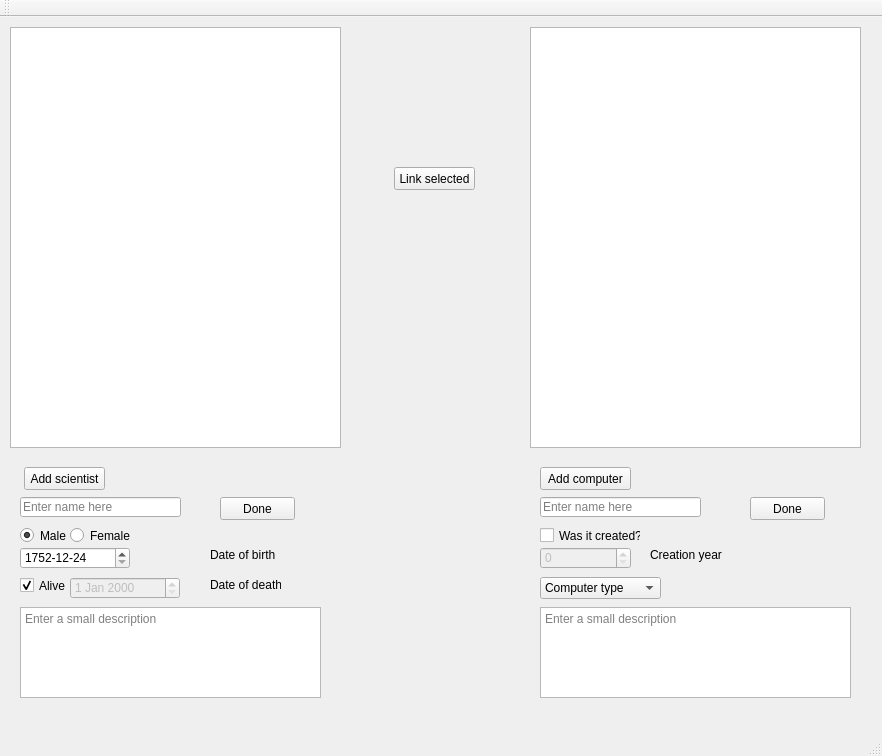
Before: the Qt Designer form threeWeek/verklegtSkil3/mainwindow.ui in Sigurdurhelga/verkefni_threeWeek, drawn with Qt 5.
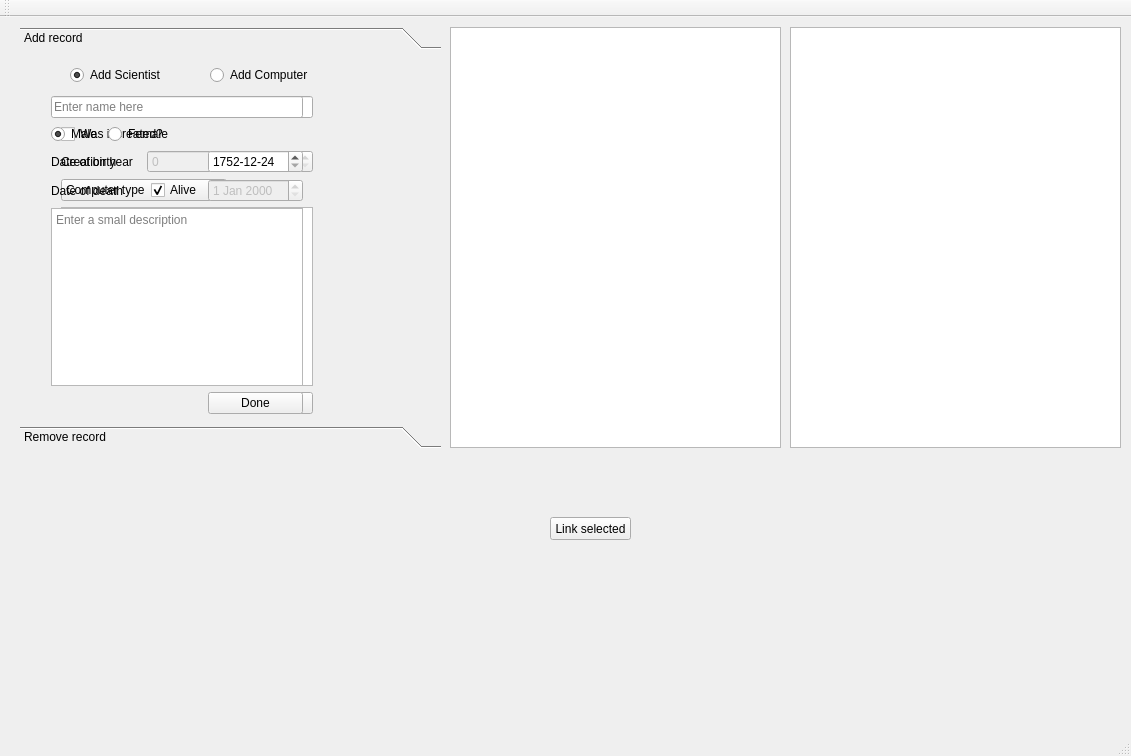
After: the same form once the commit is applied. The open tabs and pages were chosen to show the change.

```diff
--- a/threeWeek/verklegtSkil3/mainwindow.ui
+++ b/threeWeek/verklegtSkil3/mainwindow.ui
@@ -6,7 +6,7 @@
    <rect>
     <x>0</x>
     <y>0</y>
-    <width>882</width>
+    <width>1131</width>
     <height>756</height>
    </rect>
   </property>
@@ -14,20 +14,10 @@
    <string>MainWindow</string>
   </property>
   <widget class="QWidget" name="centralWidget">
-   <widget class="QTableWidget" name="listOfSci">
-    <property name="geometry">
-     <rect>
-      <x>10</x>
-      <y>10</y>
-      <width>331</width>
-      <height>421</height>
-     </rect>
-    </property>
-   </widget>
    <widget class="QTableWidget" name="listOfComps">
     <property name="geometry">
      <rect>
-      <x>530</x>
+      <x>790</x>
       <y>10</y>
       <width>331</width>
       <height>421</height>
@@ -37,8 +27,8 @@
    <widget class="QPushButton" name="linkButton">
     <property name="geometry">
      <rect>
-      <x>394</x>
-      <y>150</y>
+      <x>550</x>
+      <y>500</y>
       <width>81</width>
       <height>23</height>
      </rect>
@@ -47,18 +37,156 @@
      <string>Link selected</string>
     </property>
    </widget>
-   <widget class="QPushButton" name="addSciButton">
+   <widget class="QToolBox" name="mainCont">
     <property name="geometry">
      <rect>
-      <x>24</x>
-      <y>450</y>
-      <width>81</width>
-      <height>23</height>
+      <x>20</x>
+      <y>10</y>
+      <width>421</width>
+      <height>421</height>
      </rect>
     </property>
+    <property name="acceptDrops">
+     <bool>false</bool>
+    </property>
+    <property name="currentIndex">
+     <number>1</number>
+    </property>
+    <widget class="QWidget" name="page">
+     <property name="geometry">
+      <rect>
+       <x>0</x>
+       <y>0</y>
+       <width>421</width>
+       <height>367</height>
+      </rect>
+     </property>
+     <attribute name="label">
+      <string>Add record</string>
+     </attribute>
+     <widget class="QRadioButton" name="addSciRad">
+      <property name="geometry">
+       <rect>
+        <x>50</x>
+        <y>10</y>
+        <width>131</width>
+        <height>20</height>
+       </rect>
+      </property>
     <property name="text">
-     <string>Add scientist</string>
-    </property>
+       <string>Add Scientist</string>
+      </property>
+      <property name="checked">
+       <bool>true</bool>
+      </property>
+      <attribute name="buttonGroup">
+       <string notr="true">buttonGroup</string>
+      </attribute>
+     </widget>
+     <widget class="QRadioButton" name="addCompRad">
+      <property name="geometry">
+       <rect>
+        <x>190</x>
+        <y>10</y>
+        <width>111</width>
+        <height>20</height>
+       </rect>
+      </property>
+      <property name="text">
+       <string>Add Computer</string>
+      </property>
+      <attribute name="buttonGroup">
+       <string notr="true">buttonGroup</string>
+      </attribute>
+     </widget>
+     <widget class="QWidget" name="addCompFrame" native="true">
+      <property name="geometry">
+       <rect>
+        <x>30</x>
+        <y>30</y>
+        <width>274</width>
+        <height>340</height>
+       </rect>
+      </property>
+      <layout class="QGridLayout" name="gridLayout">
+       <item row="0" column="0" colspan="3">
+        <widget class="QLineEdit" name="inCompName">
+         <property name="placeholderText">
+          <string>Enter name here</string>
+         </property>
+        </widget>
+       </item>
+       <item row="1" column="0" colspan="2">
+        <widget class="QCheckBox" name="inCompCreated">
+         <property name="text">
+          <string>Was it created?</string>
+         </property>
+        </widget>
+       </item>
+       <item row="2" column="0">
+        <widget class="QLabel" name="label_3">
+         <property name="text">
+          <string>Creation year</string>
+         </property>
+         <property name="buddy">
+          <cstring>inCompYear</cstring>
+         </property>
+        </widget>
+       </item>
+       <item row="2" column="1" colspan="2">
+        <widget class="QSpinBox" name="inCompYear">
+         <property name="enabled">
+          <bool>false</bool>
+         </property>
+        </widget>
+       </item>
+       <item row="4" column="0" colspan="3">
+        <widget class="QTextEdit" name="inCompDesc">
+         <property name="placeholderText">
+          <string>Enter a small description</string>
+         </property>
+        </widget>
+       </item>
+       <item row="5" column="2">
+        <widget class="QPushButton" name="addCompDone">
+         <property name="text">
+          <string>Done</string>
+         </property>
+        </widget>
+       </item>
+       <item row="3" column="0" colspan="2">
+        <widget class="QComboBox" name="inCompType">
+         <property name="currentText">
+          <string>Computer type</string>
+         </property>
+         <item>
+          <property name="text">
+           <string>Computer type</string>
+          </property>
+         </item>
+         <item>
+          <property name="text">
+           <string>Electronical</string>
+          </property>
+         </item>
+         <item>
+          <property name="text">
+           <string>Transistor</string>
+          </property>
+         </item>
+         <item>
+          <property name="text">
+           <string>Mechanical</string>
+          </property>
+         </item>
+         <item>
+          <property name="text">
+           <string>Electromechanical</string>
+          </property>
+         </item>
+        </widget>
+       </item>
+      </layout>
    </widget>
    <widget class="QWidget" name="addSciFrame" native="true">
     <property name="enabled">
@@ -66,21 +194,15 @@
     </property>
     <property name="geometry">
      <rect>
-      <x>10</x>
-      <y>470</y>
-      <width>321</width>
-      <height>221</height>
-     </rect>
-    </property>
+        <x>20</x>
+        <y>30</y>
+        <width>274</width>
+        <height>340</height>
+       </rect>
+      </property>
+      <layout class="QGridLayout" name="gridLayout_2">
+       <item row="0" column="0" colspan="4">
     <widget class="QLineEdit" name="inSciName">
-     <property name="geometry">
-      <rect>
-       <x>10</x>
-       <y>10</y>
-       <width>161</width>
-       <height>20</height>
-      </rect>
-     </property>
      <property name="inputMask">
       <string/>
      </property>
@@ -94,15 +216,9 @@
       <string>Enter name here</string>
      </property>
     </widget>
+       </item>
+       <item row="1" column="0">
     <widget class="QRadioButton" name="inSciMale">
-     <property name="geometry">
-      <rect>
-       <x>10</x>
-       <y>40</y>
-       <width>82</width>
-       <height>17</height>
-      </rect>
-     </property>
      <property name="text">
       <string>Male</string>
      </property>
@@ -110,28 +226,26 @@
       <bool>true</bool>
      </property>
     </widget>
+       </item>
+       <item row="1" column="1" colspan="3">
     <widget class="QRadioButton" name="inSciFemale">
-     <property name="geometry">
-      <rect>
-       <x>60</x>
-       <y>40</y>
-       <width>82</width>
-       <height>17</height>
-      </rect>
-     </property>
      <property name="text">
       <string>Female</string>
      </property>
     </widget>
+       </item>
+       <item row="2" column="0" colspan="2">
+        <widget class="QLabel" name="label">
+         <property name="text">
+          <string>Date of birth</string>
+         </property>
+         <property name="buddy">
+          <cstring>inSciBirth</cstring>
+         </property>
+        </widget>
+       </item>
+       <item row="2" column="3">
     <widget class="QDateEdit" name="inSciBirth">
-     <property name="geometry">
-      <rect>
-       <x>10</x>
-       <y>60</y>
-       <width>110</width>
-       <height>22</height>
-      </rect>
-     </property>
      <property name="displayFormat">
       <string>yyyy-MM-dd</string>
      </property>
@@ -143,60 +257,9 @@
       </date>
      </property>
     </widget>
-    <widget class="QLabel" name="label">
-     <property name="geometry">
-      <rect>
-       <x>200</x>
-       <y>60</y>
-       <width>71</width>
-       <height>16</height>
-      </rect>
-     </property>
-     <property name="text">
-      <string>Date of birth</string>
-     </property>
-     <property name="buddy">
-      <cstring>inSciBirth</cstring>
-     </property>
-    </widget>
-    <widget class="QDateEdit" name="inSciDeath">
-     <property name="enabled">
-      <bool>false</bool>
-     </property>
-     <property name="geometry">
-      <rect>
-       <x>60</x>
-       <y>90</y>
-       <width>110</width>
-       <height>22</height>
-      </rect>
-     </property>
-    </widget>
-    <widget class="QCheckBox" name="inSciAlive">
-     <property name="geometry">
-      <rect>
-       <x>10</x>
-       <y>90</y>
-       <width>70</width>
-       <height>17</height>
-      </rect>
-     </property>
-     <property name="text">
-      <string>Alive</string>
-     </property>
-     <property name="checked">
-      <bool>true</bool>
-     </property>
-    </widget>
+       </item>
+       <item row="3" column="0" colspan="2">
     <widget class="QLabel" name="label_2">
-     <property name="geometry">
-      <rect>
-       <x>200</x>
-       <y>90</y>
-       <width>71</width>
-       <height>16</height>
-      </rect>
-     </property>
      <property name="text">
       <string>Date of death</string>
      </property>
@@ -204,174 +267,100 @@
       <cstring>inSciDeath</cstring>
      </property>
     </widget>
+       </item>
+       <item row="3" column="2">
+        <widget class="QCheckBox" name="inSciAlive">
+         <property name="text">
+          <string>Alive</string>
+         </property>
+         <property name="checked">
+          <bool>true</bool>
+         </property>
+        </widget>
+       </item>
+       <item row="3" column="3">
+        <widget class="QDateEdit" name="inSciDeath">
+         <property name="enabled">
+          <bool>false</bool>
+         </property>
+        </widget>
+       </item>
+       <item row="4" column="0" colspan="4">
     <widget class="QTextEdit" name="inSciDesc">
-     <property name="geometry">
-      <rect>
-       <x>10</x>
-       <y>120</y>
-       <width>301</width>
-       <height>91</height>
-      </rect>
-     </property>
      <property name="placeholderText">
       <string>Enter a small description</string>
      </property>
     </widget>
+       </item>
+       <item row="5" column="3">
     <widget class="QPushButton" name="addSciDone">
-     <property name="geometry">
-      <rect>
-       <x>210</x>
-       <y>10</y>
-       <width>75</width>
-       <height>23</height>
-      </rect>
-     </property>
      <property name="text">
       <string>Done</string>
      </property>
     </widget>
-   </widget>
-   <widget class="QPushButton" name="addCompButton">
-    <property name="geometry">
-     <rect>
-      <x>540</x>
-      <y>450</y>
-      <width>91</width>
-      <height>23</height>
-     </rect>
-    </property>
-    <property name="text">
-     <string>Add computer</string>
-    </property>
-   </widget>
-   <widget class="QWidget" name="addCompFrame" native="true">
+       </item>
+      </layout>
+     </widget>
+    </widget>
+    <widget class="QWidget" name="page_2">
     <property name="geometry">
      <rect>
-      <x>530</x>
-      <y>470</y>
-      <width>331</width>
-      <height>221</height>
-     </rect>
-    </property>
-    <widget class="QLineEdit" name="inCompName">
+       <x>0</x>
+       <y>0</y>
+       <width>421</width>
+       <height>367</height>
+      </rect>
+     </property>
+     <attribute name="label">
+      <string>Remove record</string>
+     </attribute>
+     <widget class="QRadioButton" name="removeSciRad">
      <property name="geometry">
       <rect>
-       <x>10</x>
+        <x>40</x>
        <y>10</y>
-       <width>161</width>
-       <height>20</height>
-      </rect>
-     </property>
-     <property name="placeholderText">
-      <string>Enter name here</string>
-     </property>
-    </widget>
-    <widget class="QCheckBox" name="inCompCreated">
-     <property name="geometry">
-      <rect>
-       <x>10</x>
-       <y>40</y>
-       <width>101</width>
+        <width>131</width>
        <height>17</height>
       </rect>
      </property>
      <property name="text">
-      <string>Was it created?</string>
-     </property>
-    </widget>
-    <widget class="QSpinBox" name="inCompYear">
-     <property name="enabled">
-      <bool>false</bool>
-     </property>
+       <string>Remove Scientist</string>
+      </property>
+     </widget>
+     <widget class="QRadioButton" name="removeCompRad">
      <property name="geometry">
       <rect>
-       <x>10</x>
-       <y>60</y>
-       <width>91</width>
-       <height>22</height>
-      </rect>
-     </property>
-    </widget>
-    <widget class="QComboBox" name="inCompType">
-     <property name="geometry">
-      <rect>
-       <x>10</x>
-       <y>90</y>
+        <x>190</x>
+        <y>10</y>
        <width>121</width>
        <height>22</height>
       </rect>
      </property>
-     <property name="currentText">
-      <string>Computer type</string>
-     </property>
-     <item>
-      <property name="text">
-       <string>Computer type</string>
-      </property>
-     </item>
-     <item>
-      <property name="text">
-       <string>Electronical</string>
-      </property>
-     </item>
-     <item>
-      <property name="text">
-       <string>Transistor</string>
-      </property>
-     </item>
-     <item>
-      <property name="text">
-       <string>Mechanical</string>
-      </property>
-     </item>
-     <item>
-      <property name="text">
-       <string>Electromechanical</string>
-      </property>
-     </item>
-    </widget>
-    <widget class="QLabel" name="label_3">
+     </widget>
+     <widget class="QLabel" name="label_4">
      <property name="geometry">
       <rect>
-       <x>120</x>
-       <y>60</y>
-       <width>81</width>
-       <height>16</height>
+        <x>70</x>
+        <y>40</y>
+        <width>47</width>
+        <height>13</height>
       </rect>
      </property>
      <property name="text">
-      <string>Creation year</string>
-     </property>
-     <property name="buddy">
-      <cstring>inCompYear</cstring>
-     </property>
-    </widget>
-    <widget class="QTextEdit" name="inCompDesc">
-     <property name="geometry">
-      <rect>
-       <x>10</x>
-       <y>120</y>
-       <width>311</width>
-       <height>91</height>
-      </rect>
-     </property>
-     <property name="placeholderText">
-      <string>Enter a small description</string>
-     </property>
+       <string>ID: </string>
+      </property>
+     </widget>
     </widget>
-    <widget class="QPushButton" name="addCompDone">
+   </widget>
+   <widget class="QTableWidget" name="listOfSci">
      <property name="geometry">
       <rect>
-       <x>220</x>
+      <x>450</x>
        <y>10</y>
-       <width>75</width>
-       <height>23</height>
-      </rect>
-     </property>
-     <property name="text">
-      <string>Done</string>
-     </property>
-    </widget>
+      <width>331</width>
+      <height>421</height>
+     </rect>
+    </property>
    </widget>
   </widget>
   <widget class="QMenuBar" name="menuBar">
```
Left out of the diff: 98 changed lines with no effect on the pictures. Lines whose indentation alone changed are shown as unchanged.
